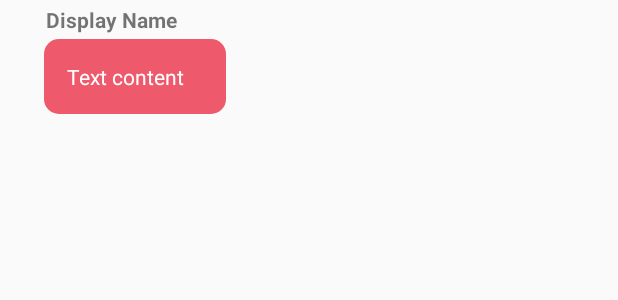
After one commit to izqalan/fren, an Android app: the layout message_layout.xml on its own in the app's theme, with its tools: preview values and no code run, on a phone screen of 412 x 824 dp. The commit adds this screen. Shown: the top 300 px of the screen. Run offline under Robolectric (Android 15) with nearby library versions, the phone set to English and light mode, and no system bars.

Commit message:
added chat bubble

```diff
--- /dev/null
+++ b/app/src/main/res/drawable/message_bubble.xml
@@ -0,0 +1,7 @@
+<?xml version="1.0" encoding="utf-8"?>
+<shape xmlns:android="http://schemas.android.com/apk/res/android">
+
+    <solid android:color="@color/colorAccent"></solid>
+    <corners android:radius="10dp"></corners>
+
+</shape>
--- /dev/null
+++ b/app/src/main/res/layout/message_layout.xml
@@ -0,0 +1,31 @@
+<?xml version="1.0" encoding="utf-8"?>
+<RelativeLayout xmlns:android="http://schemas.android.com/apk/res/android"
+    android:layout_width="match_parent"
+    android:layout_height="wrap_content"
+    android:padding="3dp">
+
+    <TextView
+        android:id="@+id/text_content"
+        android:layout_width="121dp"
+        android:layout_height="wrap_content"
+        android:layout_below="@+id/display_name"
+        android:layout_alignParentStart="true"
+        android:layout_marginStart="26dp"
+        android:layout_marginTop="3dp"
+        android:background="@drawable/message_bubble"
+        android:padding="15dp"
+        android:text="Text content "
+        android:textAlignment="viewStart"
+        android:textColor="#fff"
+        android:textSize="14sp" />
+
+    <TextView
+        android:id="@+id/display_name"
+        android:layout_width="wrap_content"
+        android:layout_height="wrap_content"
+        android:layout_alignParentStart="true"
+        android:layout_marginStart="27dp"
+        android:text="Display Name"
+        android:textStyle="bold" />
+
+</RelativeLayout>
```
Also changed, not shown: app/src/main/java/com/izqalan/messenger/ChatActivity.java (+95 -2 lines), app/src/main/java/com/izqalan/messenger/Messages.java (added, +69 -0 lines), app/src/main/java/com/izqalan/messenger/MessagesAdapter.java (added, +100 -0 lines), app/src/main/res/layout/activity_chat.xml (+12 -0 lines).
